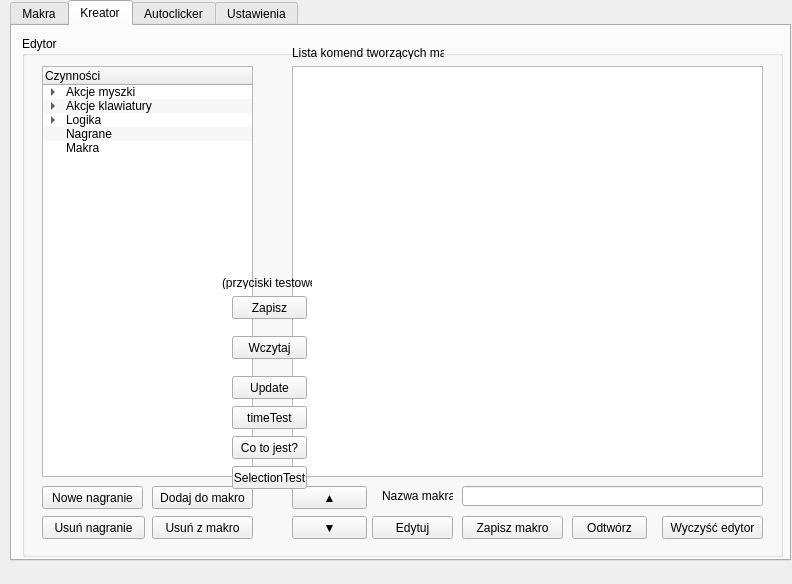
This is GUI.ui in 307372/PwJS2020 as Qt 5 draws it before an edit. The edited form follows.
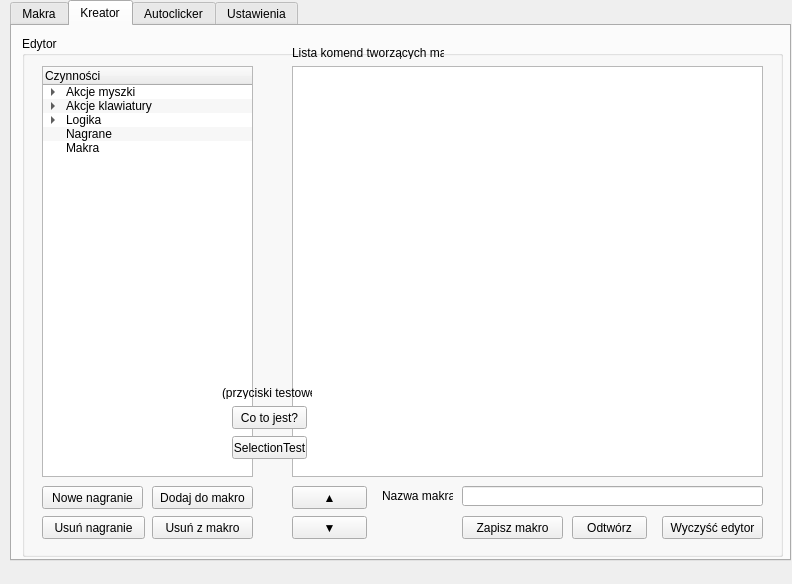
This is the edited form. The open tabs and pages were chosen to show the change.

```diff
--- a/GUI.ui
+++ b/GUI.ui
@@ -351,19 +351,6 @@
         <string>Nazwa makra</string>
        </property>
       </widget>
-      <widget class="QPushButton" name="testSaveButton">
-       <property name="geometry">
-        <rect>
-         <x>210</x>
-         <y>260</y>
-         <width>75</width>
-         <height>23</height>
-        </rect>
-       </property>
-       <property name="text">
-        <string>Zapisz</string>
-       </property>
-      </widget>
       <widget class="QPushButton" name="creatorEditorClear">
        <property name="geometry">
         <rect>
@@ -416,45 +403,6 @@
         <string>Lista komend tworzących makro</string>
        </property>
       </widget>
-      <widget class="QPushButton" name="creatorEditorEdit">
-       <property name="geometry">
-        <rect>
-         <x>350</x>
-         <y>480</y>
-         <width>81</width>
-         <height>23</height>
-        </rect>
-       </property>
-       <property name="text">
-        <string>Edytuj</string>
-       </property>
-      </widget>
-      <widget class="QPushButton" name="testLoadButton">
-       <property name="geometry">
-        <rect>
-         <x>210</x>
-         <y>300</y>
-         <width>75</width>
-         <height>23</height>
-        </rect>
-       </property>
-       <property name="text">
-        <string>Wczytaj</string>
-       </property>
-      </widget>
-      <widget class="QPushButton" name="testButton">
-       <property name="geometry">
-        <rect>
-         <x>210</x>
-         <y>340</y>
-         <width>75</width>
-         <height>23</height>
-        </rect>
-       </property>
-       <property name="text">
-        <string>Update</string>
-       </property>
-      </widget>
       <widget class="QTreeView" name="creatorEditorTreeView">
        <property name="geometry">
         <rect>
@@ -480,24 +428,11 @@
         <number>200</number>
        </attribute>
       </widget>
-      <widget class="QPushButton" name="testButton_2">
-       <property name="geometry">
-        <rect>
-         <x>210</x>
-         <y>370</y>
-         <width>75</width>
-         <height>23</height>
-        </rect>
-       </property>
-       <property name="text">
-        <string>timeTest</string>
-       </property>
-      </widget>
       <widget class="QPushButton" name="WhatIsThisButton">
        <property name="geometry">
         <rect>
          <x>210</x>
-         <y>400</y>
+         <y>370</y>
          <width>75</width>
          <height>23</height>
         </rect>
@@ -523,7 +458,7 @@
        <property name="geometry">
         <rect>
          <x>210</x>
-         <y>430</y>
+         <y>400</y>
          <width>75</width>
          <height>23</height>
         </rect>
@@ -536,7 +471,7 @@
        <property name="geometry">
         <rect>
          <x>200</x>
-         <y>240</y>
+         <y>350</y>
          <width>90</width>
          <height>13</height>
         </rect>
```
Left out of the diff: 98 changed lines with no effect on the pictures.
